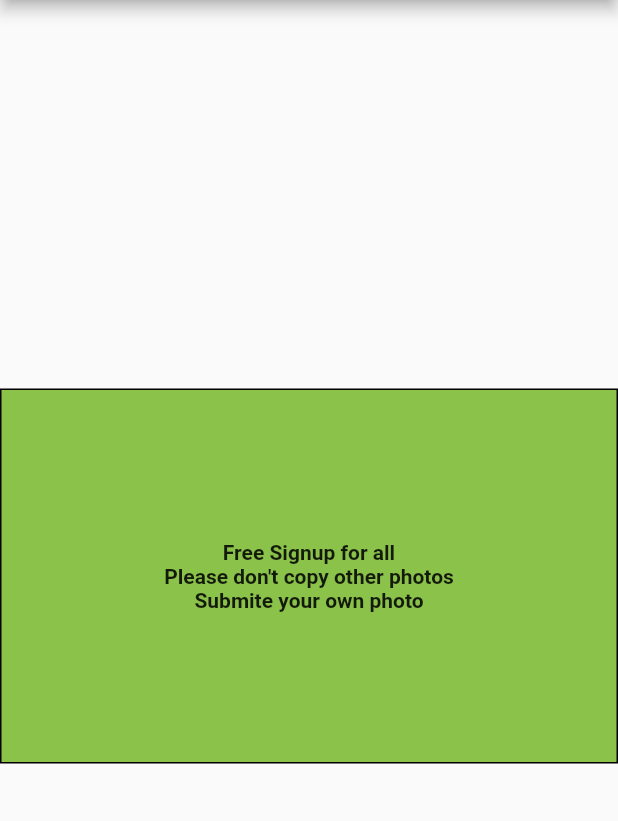
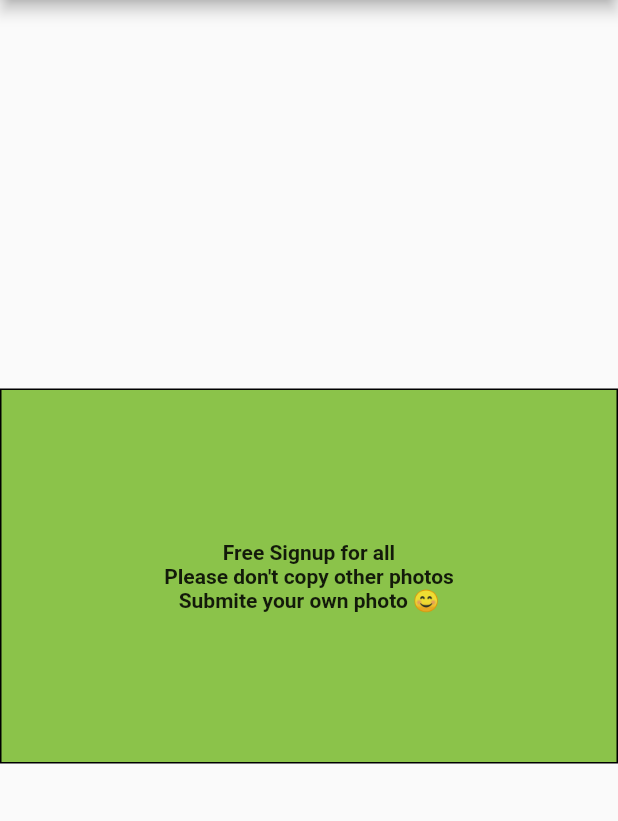
Before and after one commit to Masud322/App_Test, a Flutter app: the screen it shows after launch, in the side drawer, after a tap on "Privacy Policy", on a phone screen of 412 x 824 dp, the part 84-905 px from its top. Run offline on Flutter 3.47's test engine with Material 2 defaults, Android fonts, the phone set to English and light mode, and no system bars; our stand-ins replace dio, firebase_auth, firebase_core, fluttertoast, image_gallery_saver and 1 more; missing offline and left inert: dart:ffi, favorite_button, flutter_launcher_icons; accounts and stored records are empty; network calls fail.

Commit message:
all done

```diff
--- a/lib/privacy_page.dart
+++ b/lib/privacy_page.dart
@@ -43,7 +43,7 @@ class _PrivacyPageState extends State<PrivacyPage> {
                 children:const [
                   Text("Free Signup for all",style: TextStyle(fontWeight:FontWeight.bold ),),
                 Text("Please don't copy other photos",style: TextStyle(fontWeight:FontWeight.bold ),),
-                Text("Submite your own photo",style: TextStyle(fontWeight:FontWeight.bold ),),
+                Text("Submite your own photo 😊",style: TextStyle(fontWeight:FontWeight.bold ),),
                 ]
 
               ),
```
